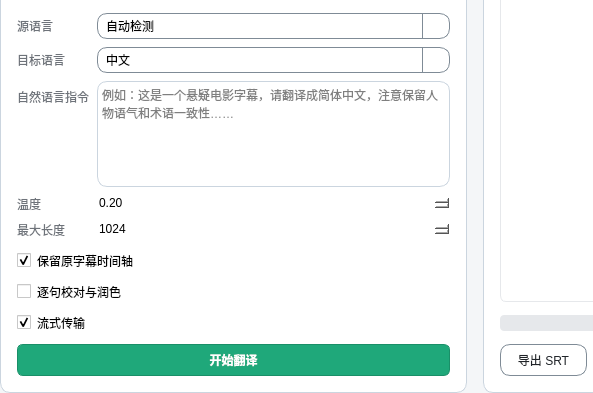
Harland-Liwalit/qSrtTool, file src/Modules/Translator/subtitletranslation.ui: the form before one commit; both pictures show x 0 to 593 and y 347 to 740 of the 980 by 740 pixel window.
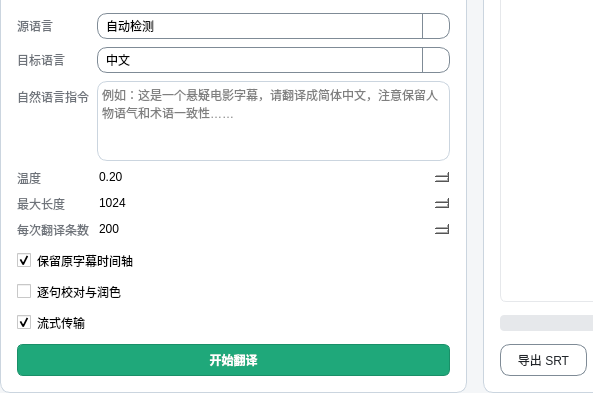
The form after the commit. Icons and pictures are not drawn.

What changed in the file:
```diff
--- a/src/Modules/Translator/subtitletranslation.ui
+++ b/src/Modules/Translator/subtitletranslation.ui
@@ -457,9 +457,12 @@
             <property name="minimumSize">
              <size>
               <width>0</width>
-              <height>96</height>
+              <height>76</height>
              </size>
             </property>
+            <property name="verticalScrollBarPolicy">
+             <enum>Qt::ScrollBarAsNeeded</enum>
+            </property>
             <property name="placeholderText">
              <string>例如：这是一个悬疑电影字幕，请翻译成简体中文，注意保留人物语气和术语一致性……</string>
             </property>
@@ -520,6 +523,32 @@
             </property>
            </widget>
           </item>
+          <item row="5" column="0">
+           <widget class="QLabel" name="segmentSizeLabel">
+            <property name="styleSheet">
+             <string notr="true">color: #6E737A;</string>
+            </property>
+            <property name="text">
+             <string>每次翻译条数</string>
+            </property>
+           </widget>
+          </item>
+          <item row="5" column="1">
+           <widget class="QSpinBox" name="segmentSizeSpinBox">
+            <property name="minimum">
+             <number>20</number>
+            </property>
+            <property name="maximum">
+             <number>1000</number>
+            </property>
+            <property name="singleStep">
+             <number>10</number>
+            </property>
+            <property name="value">
+             <number>200</number>
+            </property>
+           </widget>
+          </item>
          </layout>
         </item>
         <item>
```
